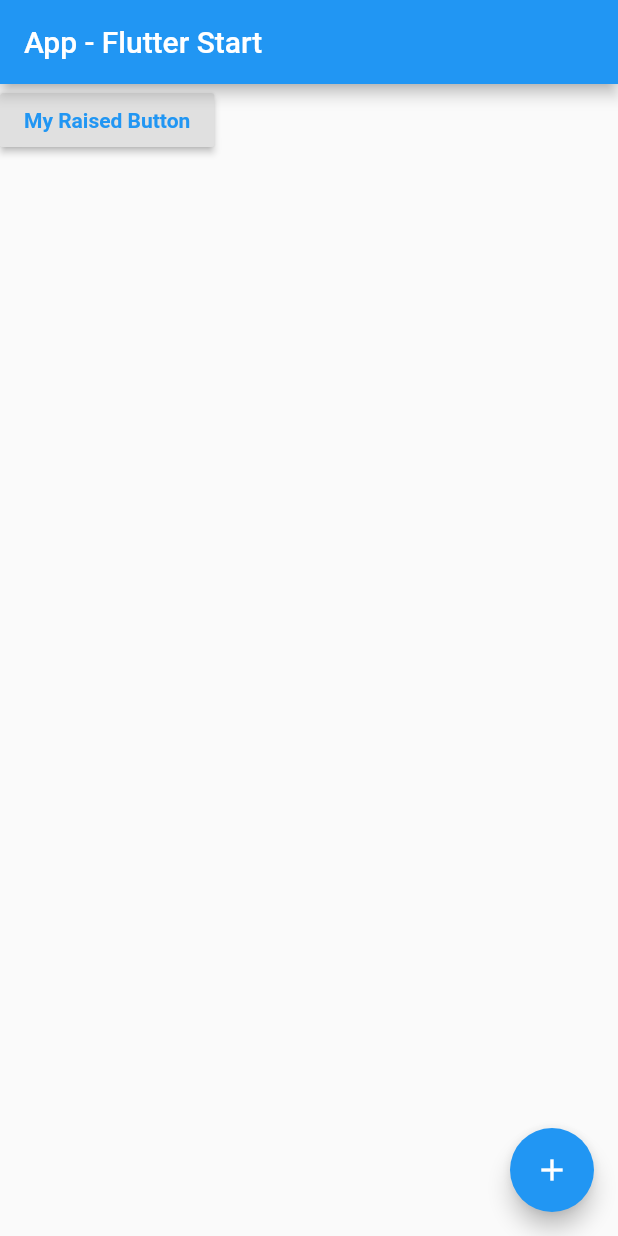
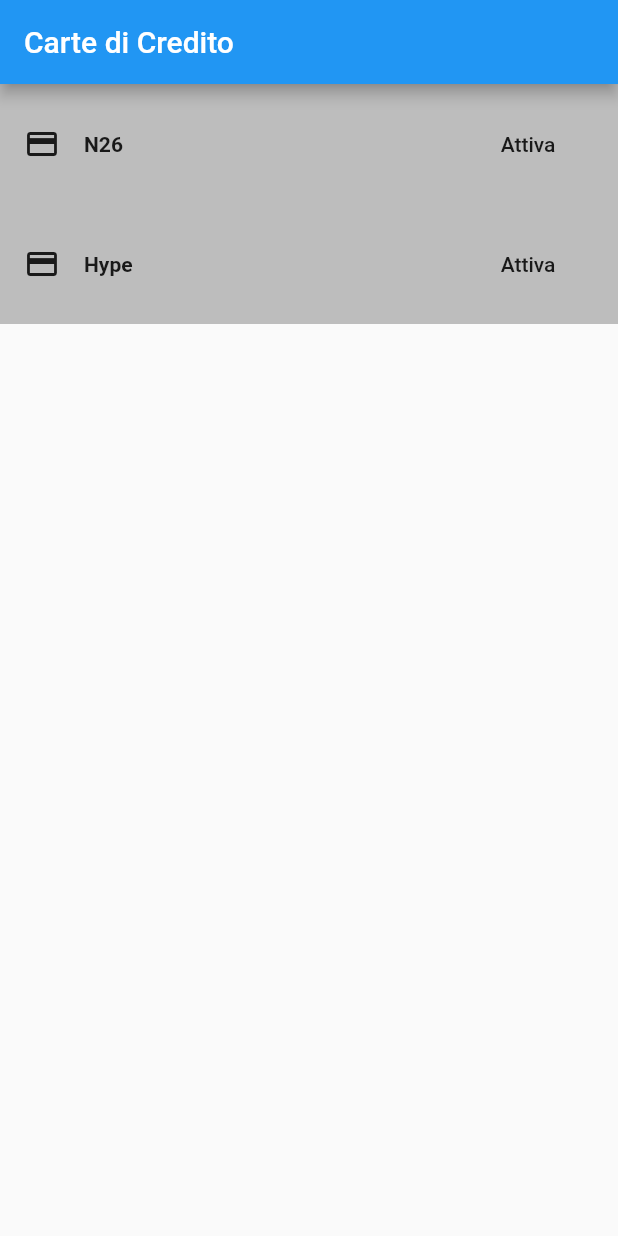
Before and after one commit to ngiuliani-ng/fudeo_start_app, a Flutter app: the screen it shows after launch, on a phone screen of 412 x 824 dp. Run offline on Flutter 3.47's test engine with Material 2 defaults, Android fonts, the phone set to English and light mode, and no system bars.

Commit message:
Lesson: Stateless vs Stateful.

```diff
--- a/lib/main.dart
+++ b/lib/main.dart
@@ -5,32 +5,78 @@ void main() {
 }
 
 class App extends StatelessWidget {
-  void onPressed() {
-    print("onPressed");
+  @override
+  Widget build(BuildContext context) {
+    return MaterialApp(
+      home: HomePage(),
+      debugShowCheckedModeBanner: false,
+    );
+  }
+}
+
+class HomePage extends StatelessWidget {
+  @override
+  Widget build(BuildContext context) {
+    return Scaffold(
+      appBar: AppBar(
+        title: Text("Carte di Credito"),
+      ),
+      body: Column(
+        children: [
+          BankView(bank: "N26"),
+          BankView(bank: "Hype"),
+        ],
+      ),
+    );
+  }
+}
+
+class BankView extends StatefulWidget {
+  BankView({
+    @required this.bank,
+  });
+  final String bank;
+
+  @override
+  _BankViewState createState() => _BankViewState();
+}
+
+class _BankViewState extends State<BankView> {
+  bool active = false;
+
+  void toggleCard() {
+    setState(() {
+      active = !active;
+    });
+    print("Bank State: $active");
   }
 
   @override
   Widget build(BuildContext context) {
-    return MaterialApp(
-      home: Scaffold(
-        appBar: AppBar(
-          title: Text("App - Flutter Start"),
-        ),
-        body: RaisedButton(
-          child: Text(
-            "My Raised Button",
+    return Container(
+      padding: EdgeInsets.all(16),
+      child: Row(
+        children: [
+          Icon(Icons.credit_card),
+          SizedBox(
+            width: 16,
+          ),
+          Text(
+            widget.bank,
             style: TextStyle(
-              color: Colors.blue,
               fontWeight: FontWeight.bold,
             ),
           ),
-          onPressed: this.onPressed,
-        ),
-        floatingActionButton: FloatingActionButton(
-          child: Icon(Icons.add),
-          onPressed: this.onPressed,
-        ),
+          Expanded(
+            child: SizedBox(),
+          ),
+          FlatButton(
+            onPressed: toggleCard,
+            child: Text(active ? "Disattiva" : "Attiva"),
+          ),
+        ],
       ),
+      color: active ? Colors.white : Colors.grey.shade400,
     );
   }
 }
```
